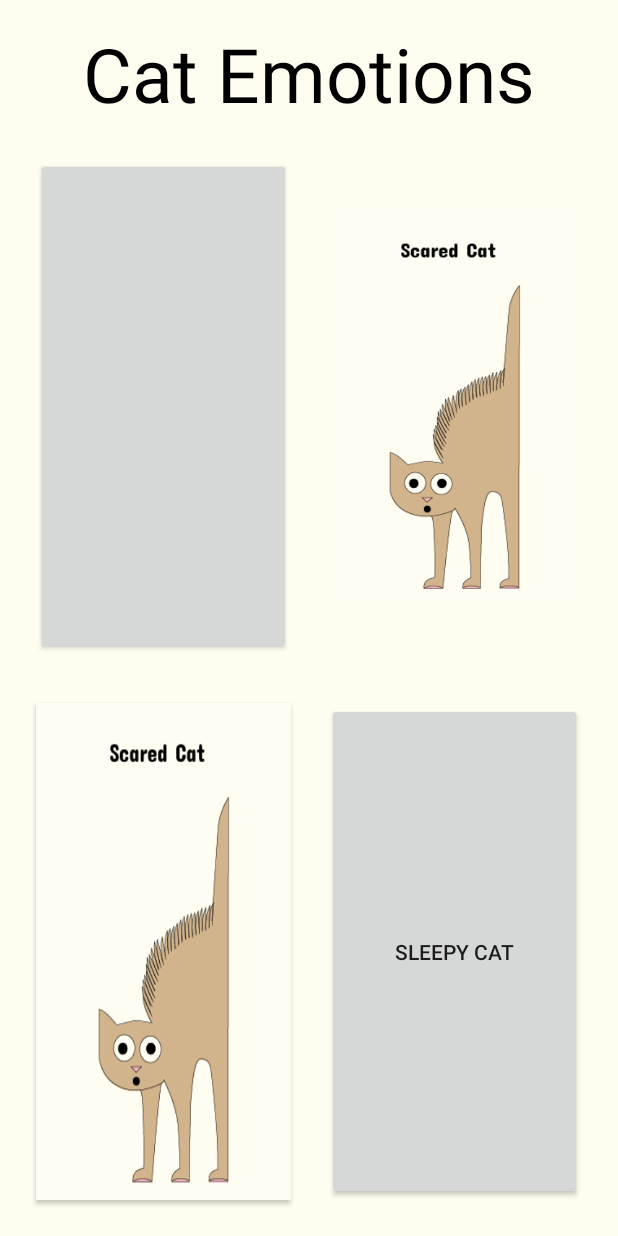
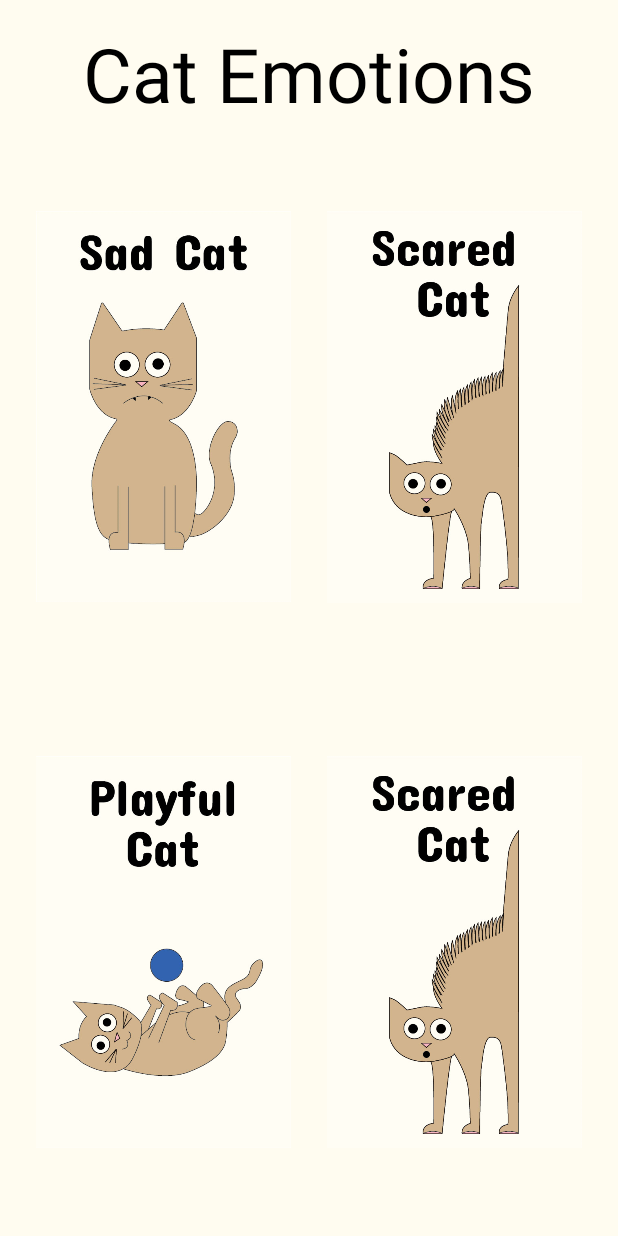
Before and after one commit to tigeercat/CatEmotion, an Android app: the screen it shows after launch (MainActivity), on a phone screen of 412 x 824 dp. Run offline under Robolectric (Android 15) with nearby library versions, the phone set to English and light mode, and no system bars; Roboto replaces fonts that are not available here.

Commit message:
Version 2 of code
Still unfinished, but is all working.

```diff
--- a/app/src/main/java/com/david/catemotion/MainActivity.java
+++ b/app/src/main/java/com/david/catemotion/MainActivity.java
@@ -1,6 +1,9 @@
 package com.david.catemotion;
 
 
+import android.media.Image;
+import android.media.MediaPlayer;
+import android.provider.MediaStore;
 import android.support.v7.app.AppCompatActivity;
 
 import android.content.Intent;
@@ -19,15 +22,21 @@ public class MainActivity extends AppCompatActivity {
         super.onCreate(savedInstanceState);
         //setting an xml file to the activity
         setContentView(R.layout.activity_main);// activity_main is XML file
+        //initiliationiation of media players
+        final MediaPlayer sadsound = MediaPlayer.create(this, R.raw.sadcat);
+        final MediaPlayer angrycat = MediaPlayer.create(this,R.raw.angrycat);
+        final MediaPlayer playfulsound = MediaPlayer.create(this,R.raw.happycat);
+        //gives sad_button to sadbut
+        ImageView sadbut = findViewById(R.id.sad_button);
+        ImageView playfulbut = findViewById(R.id.playful_button);
+        ImageView sleepbut = findViewById(R.id.sleepy_button);
+        ImageView scaredbut = findViewById(R.id.scared_button);
 
-        //gives sad_button to sadbut
-        Button sadbut = findViewById(R.id.sad_button);
-        Button playfulbut = findViewById(R.id.playful_button);
-        Button sleepbut = findViewById(R.id.sleepy_button);
-        ImageView scaredbut = findViewById(R.id.scared_button);
+       // each SetonclickListener is the same just different items are put in
 
         sadbut.setOnClickListener(new OnClickListener() {
             public void onClick(View v) {
+
                 //tells what activity to go to sadcat is activity this button goes to
                 Intent intent = new Intent(MainActivity.this,
                         CatDetailsActivity.class);
@@ -35,9 +44,9 @@ public class MainActivity extends AppCompatActivity {
                 details.add(new CatDetailItem(R.drawable.sadcat, "Sad cat 1"));
                 details.add(new CatDetailItem(R.drawable.sadcat2, "sad cat 2"));
                 details.add(new CatDetailItem(R.drawable.sadcat4, "sad cat 3"));
-
                 intent.putParcelableArrayListExtra(CatDetailsActivity.ARGUMENT_CATS, details);
                 intent.putExtra(CatDetailsActivity.ARGUMENT_TITLE, "Sad Cat");
+                sadsound.start();
 
                 startActivity(intent); // startActivity allow you to move
 
@@ -51,11 +60,9 @@ public class MainActivity extends AppCompatActivity {
                 ArrayList<CatDetailItem> details = new ArrayList<>();
                 details.add(new CatDetailItem(R.drawable.playfulcat, "playful cat 1"));
                 details.add(new CatDetailItem(R.drawable.playfulcat2, "playful cat 2"));
-
-
                 intent.putParcelableArrayListExtra(CatDetailsActivity.ARGUMENT_CATS, details);
                 intent.putExtra(CatDetailsActivity.ARGUMENT_TITLE, "Playful Cat");
-
+                playfulsound.start();
                 startActivity(intent); // startActivity allow you to move
             }
         });
@@ -67,8 +74,6 @@ public class MainActivity extends AppCompatActivity {
                 ArrayList<CatDetailItem> details = new ArrayList<>();
                 details.add(new CatDetailItem(R.drawable.sleepycat2, "playful cat 1"));
                 details.add(new CatDetailItem(R.drawable.sleepycat3, "playful cat 2"));
-
-
                 intent.putParcelableArrayListExtra(CatDetailsActivity.ARGUMENT_CATS, details);
                 intent.putExtra(CatDetailsActivity.ARGUMENT_TITLE, "Sleepy Cat");
 
@@ -83,11 +88,9 @@ public class MainActivity extends AppCompatActivity {
                 ArrayList<CatDetailItem> details = new ArrayList<>();
                 details.add(new CatDetailItem(R.drawable.scaredcat, "playful cat 1"));
 //                details.add(new CatDetailItem(R.drawable.playfulcat2, "playful cat 2"));
-
-
                 intent.putParcelableArrayListExtra(CatDetailsActivity.ARGUMENT_CATS, details);
                 intent.putExtra(CatDetailsActivity.ARGUMENT_TITLE, "Scared Cat");
-
+                angrycat.start();
                 startActivity(intent); // startActivity allow you to move
             }
         });
--- a/app/src/main/res/layout/activity_main.xml
+++ b/app/src/main/res/layout/activity_main.xml
@@ -7,7 +7,7 @@
     tools:context=".MainActivity"
     android:background="#fffcf0">
 
-    <Button
+    <ImageView
         android:id="@+id/sad_button"
         android:layout_width="0dp"
         android:layout_height="0dp"
@@ -16,7 +16,10 @@
         android:layout_marginBottom="24dp"
         android:layout_marginStart="24dp"
         android:layout_marginTop="30dp"
-        android:text="@string/sadcat_button"
+        android:src="@drawable/sadlogo"
+        android:background="?attr/selectableItemBackgroundBorderless"
+        android:layout_gravity="center"
+        android:scaleType="centerInside"
         app:layout_constraintBottom_toTopOf="@+id/playful_button"
         app:layout_constraintEnd_toStartOf="@+id/scared_button"
         app:layout_constraintStart_toStartOf="parent"
@@ -24,7 +27,7 @@
 
 
 
-    <Button
+    <ImageView
         android:id="@+id/playful_button"
         android:layout_width="0dp"
         android:layout_height="0dp"
@@ -33,13 +36,16 @@
         android:layout_marginBottom="24dp"
         android:layout_marginStart="24dp"
         android:layout_marginTop="8dp"
-        android:background="@drawable/scaredlogo"
+        android:src="@drawable/playfullogo"
+        android:background="?attr/selectableItemBackgroundBorderless"
+        android:layout_gravity="center"
+        android:scaleType="centerInside"
         app:layout_constraintBottom_toBottomOf="parent"
         app:layout_constraintEnd_toStartOf="@+id/sleepy_button"
         app:layout_constraintStart_toStartOf="parent"
         app:layout_constraintTop_toBottomOf="@+id/sad_button" />
 
-    <Button
+    <ImageView
         android:id="@+id/sleepy_button"
         android:layout_width="0dp"
         android:layout_height="0dp"
@@ -49,7 +55,10 @@
         android:layout_marginEnd="24dp"
         android:layout_marginStart="24dp"
         android:layout_marginTop="8dp"
-        android:text="@string/sleepy_button"
+        android:src="@drawable/scaredlogo"
+        android:background="?attr/selectableItemBackgroundBorderless"
+        android:layout_gravity="center"
+        android:scaleType="centerInside"
         app:layout_constraintBottom_toBottomOf="parent"
         app:layout_constraintEnd_toEndOf="parent"
         app:layout_constraintHorizontal_bias="0.666"
```
Also changed, not shown: app/src/main/java/com/david/catemotion/ViewPagerAdapter.java (+0 -7 lines), app/src/main/res/layout/activity_catdetails.xml (+0 -17 lines), app/src/main/res/drawable-v24/happylogo.jpg (added), app/src/main/res/drawable-v24/playfullogo.jpg (added), app/src/main/res/drawable-v24/sadlogo.jpg (added), app/src/main/res/drawable-v24/scaredlogo.jpg, 3 other files.
